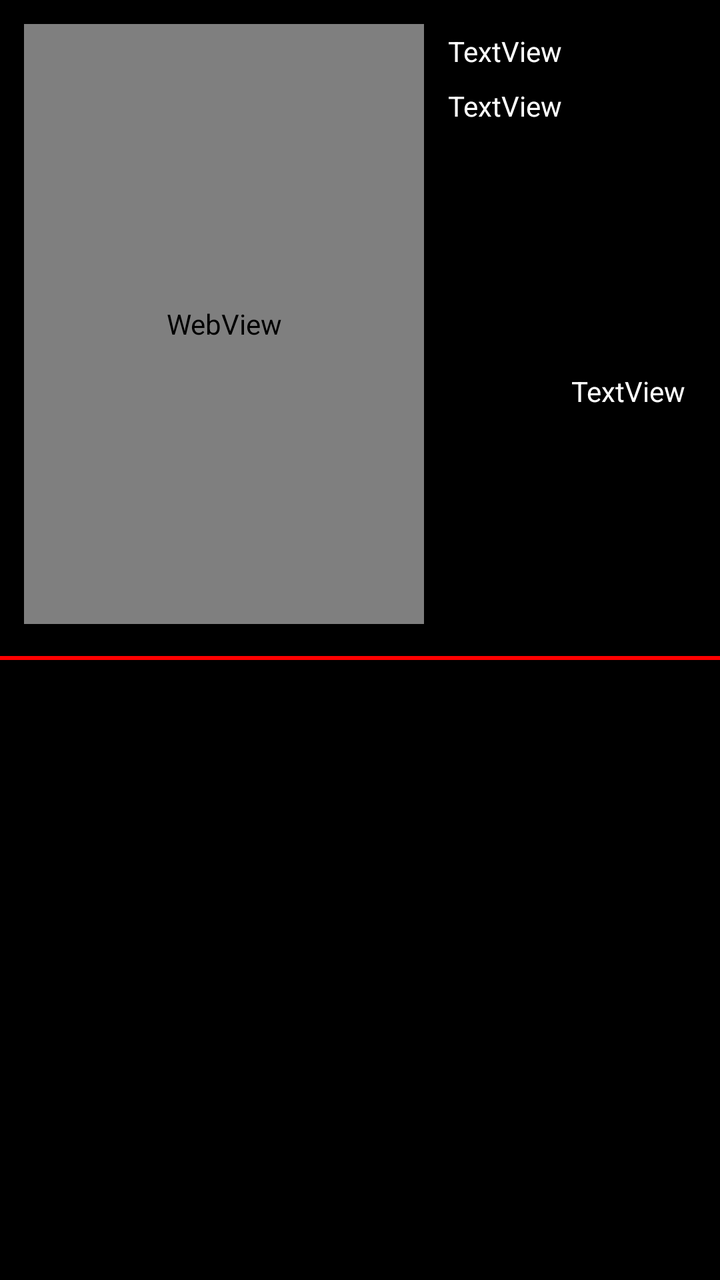
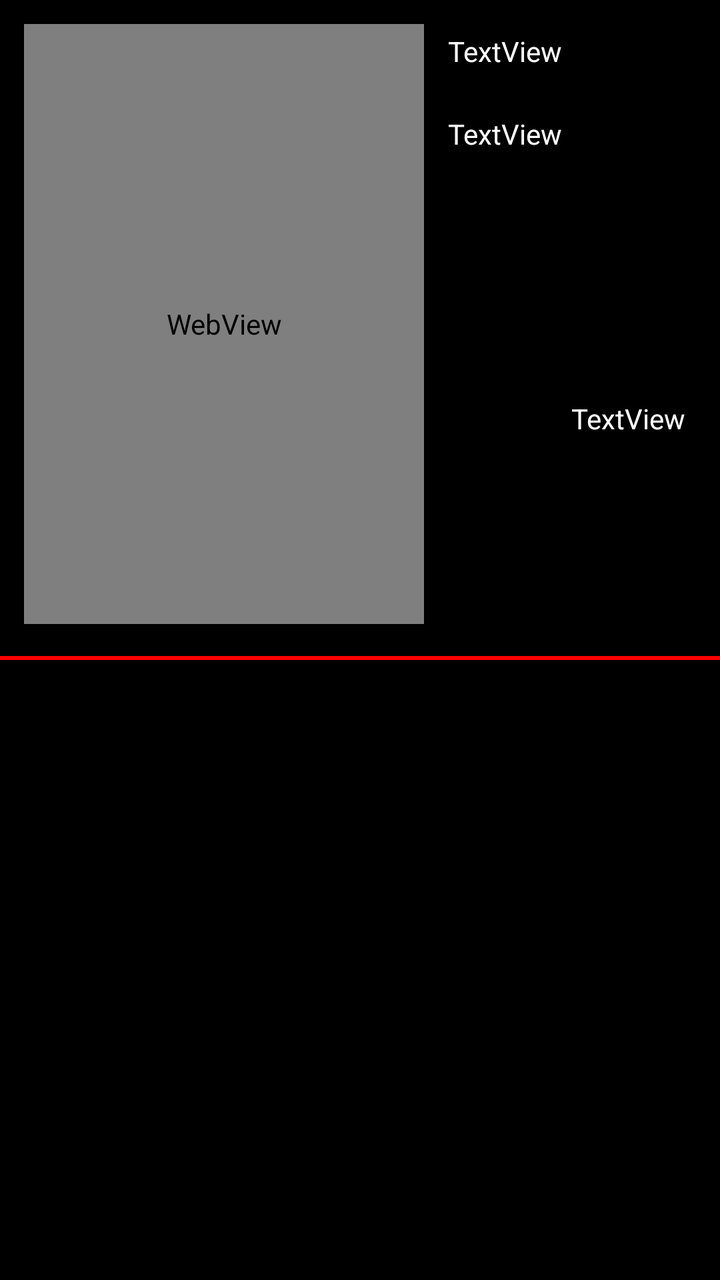

An Android layout rendered at two revisions. The XML below is the earlier revision; the diff shows what the commit changed to produce the second picture.
<!-- AndroidManifest.xml: application theme Theme.TMDBClient -->
<!-- res/layout/rv_main_item.xml -->
<?xml version="1.0" encoding="utf-8"?>
<LinearLayout xmlns:android="http://schemas.android.com/apk/res/android"
    xmlns:app="http://schemas.android.com/apk/res-auto"
    xmlns:tools="http://schemas.android.com/tools"
    android:layout_width="match_parent"
    android:layout_height="wrap_content"
    android:background="@color/black"
    android:orientation="vertical">

    <LinearLayout
        android:layout_width="match_parent"
        android:layout_height="320dp"
        android:layout_margin="4dp"
        android:orientation="horizontal">

        <WebView
            android:id="@+id/wv_imageView"
            android:layout_width="200dp"
            android:layout_height="300dp"
            android:layout_margin="8dp"/>

        <LinearLayout
            android:layout_width="180dp"
            android:layout_height="match_parent"
            android:layout_margin="4dp"
            android:orientation="vertical">
            <TextView
                android:id="@+id/tvTitle"
                android:layout_width="match_parent"
                android:layout_height="0dp"
                android:layout_weight="1"
                android:layout_marginTop="8dp"
                android:background="@color/black"
                android:textColor="@color/white"
                android:gravity="left"
                android:textFontWeight="20"
                android:text="TextView" />

            <TextView
                android:id="@+id/tvSubtitle"
                android:layout_width="match_parent"
                android:layout_height="0dp"
                android:layout_weight="1"
                android:textColor="@color/white"
                android:text="TextView" />
            <TextView
                android:id="@+id/tvMovieText"
                android:layout_width="match_parent"
                android:layout_height="0dp"
                android:gravity="center"
                android:justificationMode="inter_word"
                android:textColor="@color/white"
                android:layout_weight="9"
                android:text="TextView" />
        </LinearLayout>

    </LinearLayout>

    <View
        android:layout_width="match_parent"
        android:layout_height="2dp"
        android:background="#FF0000"/>

</LinearLayout>
<!-- resources referenced by this layout -->
<resources>
  <color name="black">#FF000000</color>
  <color name="white">#FFFFFFFF</color>
  <style name="Theme.TMDBClient" parent="Base.Theme.TMDBClient" />
  <style name="Base.Theme.TMDBClient" parent="Theme.Material3.DayNight.NoActionBar">
          
          
      </style>
</resources>

<!-- the commit's change to res/layout/rv_main_item.xml (unified diff, before → after) -->
@@ -1,7 +1,5 @@
 <?xml version="1.0" encoding="utf-8"?>
 <LinearLayout xmlns:android="http://schemas.android.com/apk/res/android"
-    xmlns:app="http://schemas.android.com/apk/res-auto"
-    xmlns:tools="http://schemas.android.com/tools"
     android:layout_width="match_parent"
     android:layout_height="wrap_content"
     android:background="@color/black"
@@ -17,41 +15,43 @@
             android:id="@+id/wv_imageView"
             android:layout_width="200dp"
             android:layout_height="300dp"
-            android:layout_margin="8dp"/>
+            android:layout_margin="8dp" />
 
         <LinearLayout
             android:layout_width="180dp"
             android:layout_height="match_parent"
             android:layout_margin="4dp"
             android:orientation="vertical">
+
             <TextView
                 android:id="@+id/tvTitle"
                 android:layout_width="match_parent"
-                android:layout_height="0dp"
+                android:layout_height="wrap_content"
+                android:layout_marginTop="8dp"
                 android:layout_weight="1"
-                android:layout_marginTop="8dp"
                 android:background="@color/black"
+                android:gravity="start"
+                android:text="TextView"
                 android:textColor="@color/white"
-                android:gravity="left"
-                android:textFontWeight="20"
-                android:text="TextView" />
+                android:textFontWeight="20" />
 
             <TextView
                 android:id="@+id/tvSubtitle"
                 android:layout_width="match_parent"
-                android:layout_height="0dp"
+                android:layout_height="wrap_content"
                 android:layout_weight="1"
-                android:textColor="@color/white"
-                android:text="TextView" />
+                android:text="TextView"
+                android:textColor="@color/white" />
+
             <TextView
                 android:id="@+id/tvMovieText"
                 android:layout_width="match_parent"
-                android:layout_height="0dp"
+                android:layout_height="wrap_content"
+                android:layout_weight="9"
                 android:gravity="center"
                 android:justificationMode="inter_word"
-                android:textColor="@color/white"
-                android:layout_weight="9"
-                android:text="TextView" />
+                android:text="TextView"
+                android:textColor="@color/white" />
         </LinearLayout>
 
     </LinearLayout>
@@ -59,6 +59,6 @@
     <View
         android:layout_width="match_parent"
         android:layout_height="2dp"
-        android:background="#FF0000"/>
+        android:background="#FF0000" />
 
 </LinearLayout>
